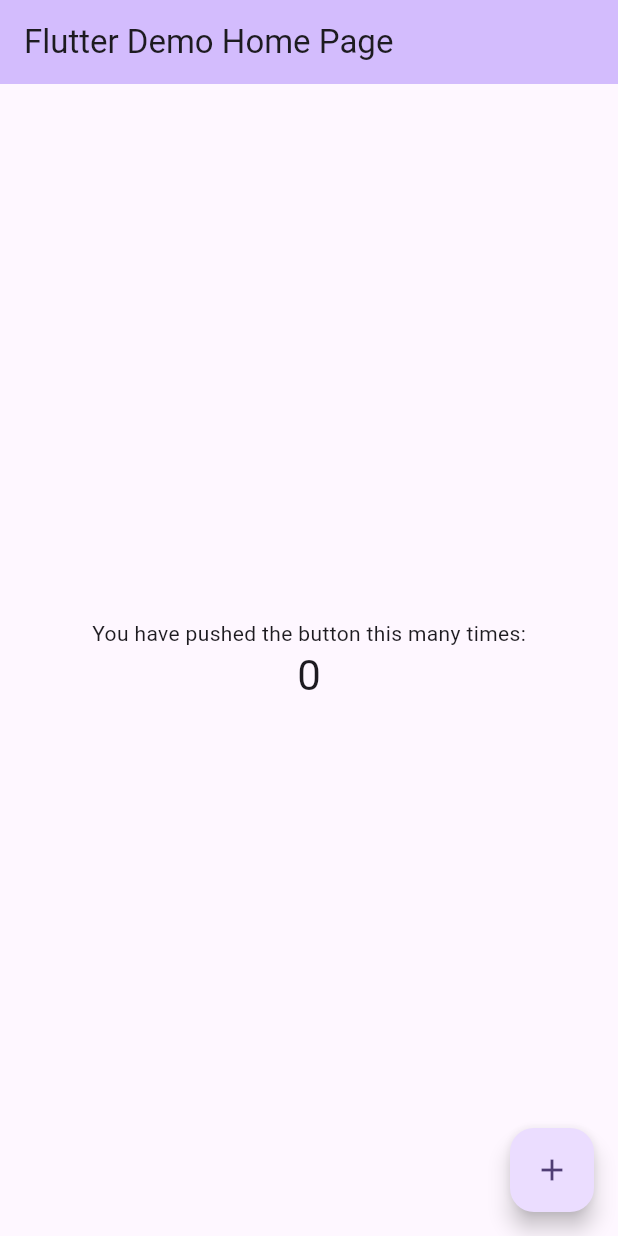
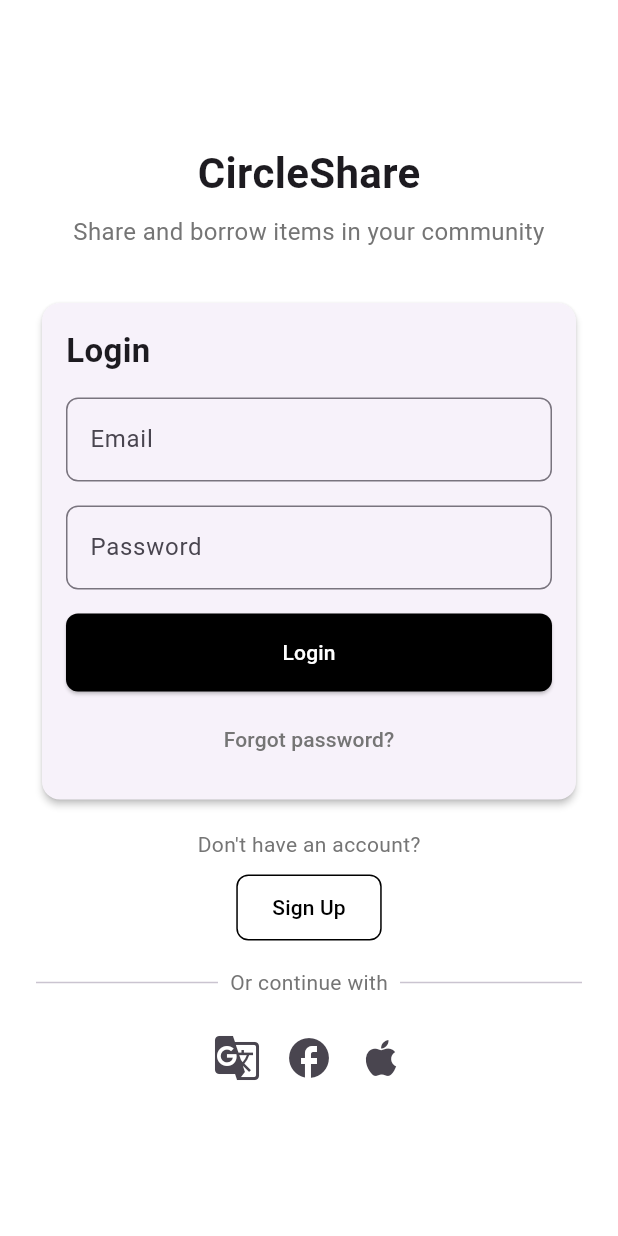
Before and after one commit to SammanBaral/CircleShare, a Flutter app: the screen it shows after launch, on a phone screen of 412 x 824 dp. Run offline on Flutter 3.47's test engine with Material 3 defaults, Android fonts, the phone set to English and light mode, and no system bars.

Commit message:
Register_and_Login_UI

```diff
--- a/lib/main.dart
+++ b/lib/main.dart
@@ -1,125 +1,14 @@
+import 'package:circle_share/view/login_view.dart';
 import 'package:flutter/material.dart';
+// import 'package:first_flutter_apps/app.dart';
+void main() {
+  runApp(
+    MaterialApp(
+      initialRoute: '//',
+      routes: {
+        '//': (context) =>  LoginView(),
 
-void main() {
-  runApp(const MyApp());
+      },
+    ),
+  );
 }
-
-class MyApp extends StatelessWidget {
-  const MyApp({super.key});
-
-  // This widget is the root of your application.
-  @override
-  Widget build(BuildContext context) {
-    return MaterialApp(
-      title: 'Flutter Demo',
-      theme: ThemeData(
-        // This is the theme of your application.
-        //
-        // TRY THIS: Try running your application with "flutter run". You'll see
-        // the application has a purple toolbar. Then, without quitting the app,
-        // try changing the seedColor in the colorScheme below to Colors.green
-        // and then invoke "hot reload" (save your changes or press the "hot
-        // reload" button in a Flutter-supported IDE, or press "r" if you used
-        // the command line to start the app).
-        //
-        // Notice that the counter didn't reset back to zero; the application
-        // state is not lost during the reload. To reset the state, use hot
-        // restart instead.
-        //
-        // This works for code too, not just values: Most code changes can be
-        // tested with just a hot reload.
-        colorScheme: ColorScheme.fromSeed(seedColor: Colors.deepPurple),
-        useMaterial3: true,
-      ),
-      home: const MyHomePage(title: 'Flutter Demo Home Page'),
-    );
-  }
-}
-
-class MyHomePage extends StatefulWidget {
-  const MyHomePage({super.key, required this.title});
-
-  // This widget is the home page of your application. It is stateful, meaning
-  // that it has a State object (defined below) that contains fields that affect
-  // how it looks.
-
-  // This class is the configuration for the state. It holds the values (in this
-  // case the title) provided by the parent (in this case the App widget) and
-  // used by the build method of the State. Fields in a Widget subclass are
-  // always marked "final".
-
-  final String title;
-
-  @override
-  State<MyHomePage> createState() => _MyHomePageState();
-}
-
-class _MyHomePageState extends State<MyHomePage> {
-  int _counter = 0;
-
-  void _incrementCounter() {
-    setState(() {
-      // This call to setState tells the Flutter framework that something has
-      // changed in this State, which causes it to rerun the build method below
-      // so that the display can reflect the updated values. If we changed
-      // _counter without calling setState(), then the build method would not be
-      // called again, and so nothing would appear to happen.
-      _counter++;
-    });
-  }
-
-  @override
-  Widget build(BuildContext context) {
-    // This method is rerun every time setState is called, for instance as done
-    // by the _incrementCounter method above.
-    //
-    // The Flutter framework has been optimized to make rerunning build methods
-    // fast, so that you can just rebuild anything that needs updating rather
-    // than having to individually change instances of widgets.
-    return Scaffold(
-      appBar: AppBar(
-        // TRY THIS: Try changing the color here to a specific color (to
-        // Colors.amber, perhaps?) and trigger a hot reload to see the AppBar
-        // change color while the other colors stay the same.
-        backgroundColor: Theme.of(context).colorScheme.inversePrimary,
-        // Here we take the value from the MyHomePage object that was created by
-        // the App.build method, and use it to set our appbar title.
-        title: Text(widget.title),
-      ),
-      body: Center(
-        // Center is a layout widget. It takes a single child and positions it
-        // in the middle of the parent.
-        child: Column(
-          // Column is also a layout widget. It takes a list of children and
-          // arranges them vertically. By default, it sizes itself to fit its
-          // children horizontally, and tries to be as tall as its parent.
-          //
-          // Column has various properties to control how it sizes itself and
-          // how it positions its children. Here we use mainAxisAlignment to
-          // center the children vertically; the main axis here is the vertical
-          // axis because Columns are vertical (the cross axis would be
-          // horizontal).
-          //
-          // TRY THIS: Invoke "debug painting" (choose the "Toggle Debug Paint"
-          // action in the IDE, or press "p" in the console), to see the
-          // wireframe for each widget.
-          mainAxisAlignment: MainAxisAlignment.center,
-          children: <Widget>[
-            const Text(
-              'You have pushed the button this many times:',
-            ),
-            Text(
-              '$_counter',
-              style: Theme.of(context).textTheme.headlineMedium,
-            ),
-          ],
-        ),
-      ),
-      floatingActionButton: FloatingActionButton(
-        onPressed: _incrementCounter,
-        tooltip: 'Increment',
-        child: const Icon(Icons.add),
-      ), // This trailing comma makes auto-formatting nicer for build methods.
-    );
-  }
-}
--- /dev/null
+++ b/lib/view/login_view.dart
@@ -0,0 +1,175 @@
+import 'package:circle_share/view/registration_view.dart';
+import 'package:flutter/material.dart';
+
+class LoginView extends StatelessWidget {
+  @override
+  Widget build(BuildContext context) {
+    return Scaffold(
+      backgroundColor: Colors.white,
+      body: Center(
+        child: Padding(
+          padding: const EdgeInsets.symmetric(horizontal: 24.0),
+          child: SingleChildScrollView(
+            child: Column(
+              mainAxisAlignment: MainAxisAlignment.center,
+              children: [
+                Text(
+                  "CircleShare",
+                  style: TextStyle(
+                    fontSize: 28,
+                    fontWeight: FontWeight.bold,
+                  ),
+                ),
+                SizedBox(height: 8),
+                Text(
+                  "Share and borrow items in your community",
+                  style: TextStyle(
+                    fontSize: 16,
+                    color: Colors.grey[600],
+                  ),
+                  textAlign: TextAlign.center,
+                ),
+                SizedBox(height: 32),
+                Card(
+                  shape: RoundedRectangleBorder(
+                    borderRadius: BorderRadius.circular(12),
+                  ),
+                  elevation: 2,
+                  child: Padding(
+                    padding: const EdgeInsets.all(16.0),
+                    child: Column(
+                      crossAxisAlignment: CrossAxisAlignment.stretch,
+                      children: [
+                        Text(
+                          "Login",
+                          style: TextStyle(
+                            fontSize: 22,
+                            fontWeight: FontWeight.bold,
+                          ),
+                        ),
+                        SizedBox(height: 16),
+                        TextField(
+                          decoration: InputDecoration(
+                            labelText: "Email",
+                            hintText: "Enter your email",
+                            border: OutlineInputBorder(
+                              borderRadius: BorderRadius.circular(8),
+                            ),
+                          ),
+                        ),
+                        SizedBox(height: 16),
+                        TextField(
+                          decoration: InputDecoration(
+                            labelText: "Password",
+                            hintText: "Enter your password",
+                            border: OutlineInputBorder(
+                              borderRadius: BorderRadius.circular(8),
+                            ),
+                          ),
+                          obscureText: true,
+                        ),
+                        SizedBox(height: 16),
+                        ElevatedButton(
+                          onPressed: () {},
+                          style: ElevatedButton.styleFrom(
+                            backgroundColor: Colors.black,
+                            shape: RoundedRectangleBorder(
+                              borderRadius: BorderRadius.circular(8),
+                            ),
+                          ),
+                          child: Padding(
+                            padding: const EdgeInsets.symmetric(vertical: 16.0),
+                            child: Text(
+                              "Login",
+                              style: TextStyle(color: Colors.white),
+                            ),
+                          ),
+                        ),
+                        SizedBox(height: 8),
+                        TextButton(
+                          onPressed: () {},
+                          child: Text(
+                            "Forgot password?",
+                            style: TextStyle(
+                              color: Colors.grey[600],
+                            ),
+                          ),
+                        ),
+                      ],
+                    ),
+                  ),
+                ),
+                SizedBox(height: 16),
+                Text(
+                  "Don't have an account?",
+                  style: TextStyle(color: Colors.grey[600]),
+                ),
+                SizedBox(height: 8),
+                OutlinedButton(
+                  onPressed: () {
+                    Navigator.push(
+                      context,
+                      MaterialPageRoute(builder: (context) => RegistrationView()),
+                    );
+                  },
+                  style: OutlinedButton.styleFrom(
+                    side: BorderSide(color: Colors.black),
+                    shape: RoundedRectangleBorder(
+                      borderRadius: BorderRadius.circular(8),
+                    ),
+                  ),
+                  child: Padding(
+                    padding: const EdgeInsets.symmetric(vertical: 12.0),
+                    child: Text(
+                      "Sign Up",
+                      style: TextStyle(color: Colors.black),
+                    ),
+                  ),
+                ),
+                SizedBox(height: 16),
+                Row(
+                  children: [
+                    Expanded(
+                      child: Divider(thickness: 1),
+                    ),
+                    Padding(
+                      padding: const EdgeInsets.symmetric(horizontal: 8.0),
+                      child: Text(
+                        "Or continue with",
+                        style: TextStyle(color: Colors.grey[600]),
+                      ),
+                    ),
+                    Expanded(
+                      child: Divider(thickness: 1),
+                    ),
+                  ],
+                ),
+                SizedBox(height: 16),
+                Row(
+                  mainAxisAlignment: MainAxisAlignment.center,
+                  children: [
+                    IconButton(
+                      onPressed: () {},
+                      icon: Icon(Icons.g_translate),
+                      iconSize: 32,
+                    ),
+                    IconButton(
+                      onPressed: () {},
+                      icon: Icon(Icons.facebook),
+                      iconSize: 32,
+                    ),
+                    IconButton(
+                      onPressed: () {},
+                      icon: Icon(Icons.apple),
+                      iconSize: 32,
+                    ),
+                  ],
+                ),
+              ],
+            ),
+          ),
+        ),
+      ),
+    );
+  }
+}
```
Also changed, not shown: lib/view/registration_view.dart (added, +194 -0 lines).
